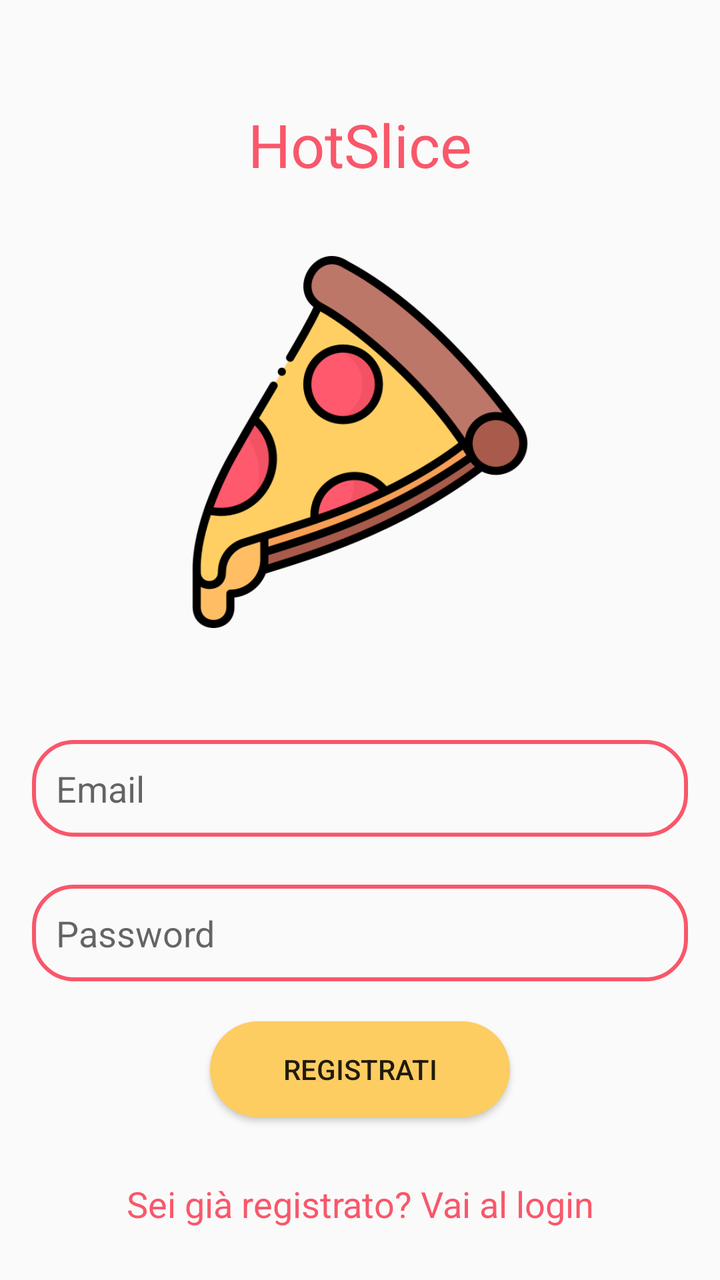
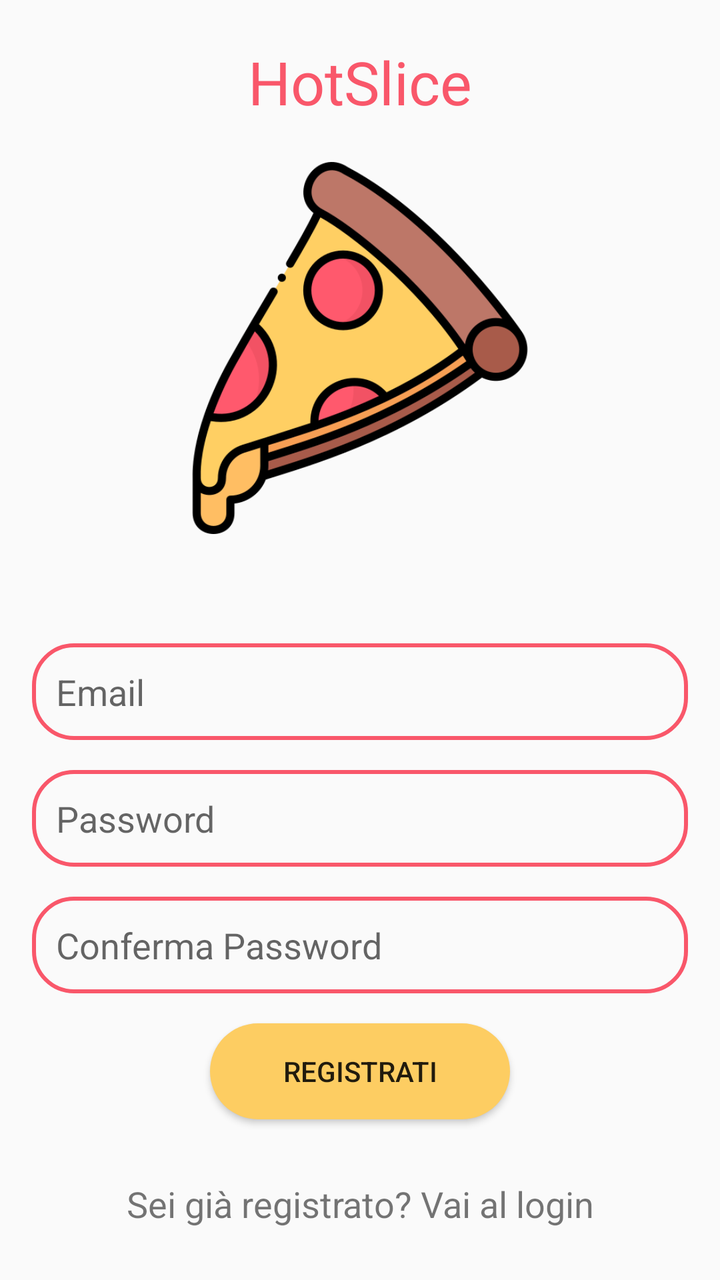

Screens rendered from an Android XML layout before and after an edit, with the pre-edit source and the edit as a unified diff.
<!-- AndroidManifest.xml: application theme Theme.HotSliceApp -->
<!-- res/layout/activity_register.xml -->
<?xml version="1.0" encoding="utf-8"?>
<FrameLayout xmlns:android="http://schemas.android.com/apk/res/android"
    xmlns:app="http://schemas.android.com/apk/res-auto"
    xmlns:tools="http://schemas.android.com/tools"
    android:layout_width="match_parent"
    android:layout_height="match_parent">


    <androidx.constraintlayout.widget.ConstraintLayout
        android:id="@+id/layoutRegister"
        android:layout_width="match_parent"
        android:layout_height="match_parent"
        android:orientation="vertical"
        android:padding="16dp"
        tools:context=".activities.DettagliProdottoActivity">

        <TextView
            android:layout_width="0dp"
            android:layout_height="wrap_content"
            android:text="HotSlice"
            android:textAlignment="center"
            android:textSize="30sp"
            android:textColor="@color/red"
            app:layout_constraintBottom_toTopOf="@+id/imageView"
            app:layout_constraintEnd_toEndOf="parent"
            app:layout_constraintStart_toStartOf="parent"
            app:layout_constraintTop_toTopOf="parent" />

        <ImageView
            android:id="@+id/imageView"
            android:layout_width="234dp"
            android:layout_height="186dp"
            android:layout_marginBottom="56dp"
            android:src="@drawable/pizzalogin"
            app:layout_constraintBottom_toTopOf="@+id/etEmail"
            app:layout_constraintEnd_toEndOf="parent"
            app:layout_constraintHorizontal_bias="0.5"
            app:layout_constraintStart_toStartOf="parent" />

        <EditText
            android:id="@+id/etEmail"
            android:layout_width="match_parent"
            android:layout_height="wrap_content"
            android:layout_marginBottom="24dp"
            android:background="@drawable/edittext_border"
            android:hint="Email"
            android:inputType="textEmailAddress"
            android:padding="12dp"
            app:layout_constraintBottom_toTopOf="@+id/etPassword"
            app:layout_constraintEnd_toEndOf="parent"
            app:layout_constraintStart_toStartOf="parent" />

        <EditText
            android:id="@+id/etPassword"
            android:layout_width="match_parent"
            android:layout_height="wrap_content"
            android:layout_marginBottom="20dp"
            android:background="@drawable/edittext_border"
            android:hint="Password"
            android:inputType="textPassword"
            android:padding="12dp"
            app:layout_constraintBottom_toTopOf="@+id/btnRegister"
            app:layout_constraintEnd_toEndOf="parent"
            app:layout_constraintHorizontal_bias="0.517"
            app:layout_constraintStart_toStartOf="parent" />

        <Button
            android:id="@+id/btnRegister"
            android:layout_width="150dp"
            android:layout_height="wrap_content"
            android:layout_marginBottom="31dp"
            android:text="Registrati"
            android:background="@drawable/custom_button"
            app:layout_constraintBottom_toTopOf="@+id/AlreadyRegisteredText"
            app:layout_constraintEnd_toEndOf="parent"
            app:layout_constraintHorizontal_bias="0.5"
            app:layout_constraintStart_toStartOf="parent" />

        <TextView
            android:id="@+id/AlreadyRegisteredText"
            android:layout_width="0dp"
            android:layout_height="wrap_content"
            android:layout_marginBottom="10dp"
            android:gravity="center"
            android:text="Sei già registrato? Vai al login"
            android:textColor="@color/red"
            android:textSize="18sp"
            app:layout_constraintBottom_toBottomOf="parent"
            app:layout_constraintEnd_toEndOf="parent"
            app:layout_constraintStart_toStartOf="parent" />

    </androidx.constraintlayout.widget.ConstraintLayout>

    
    <RelativeLayout
        android:id="@+id/layoutNoInternet"
        android:layout_width="match_parent"
        android:layout_height="match_parent"
        android:gravity="center"
        android:background="@color/grey"
        android:visibility="gone">

        <ImageView
            android:id="@+id/imageNoInternet"
            android:layout_width="45dp"
            android:layout_height="45dp"
            android:layout_centerHorizontal="true"
            android:layout_above="@id/textNoInternet"
            android:layout_marginBottom="16dp"
            android:src="@drawable/baseline_signal_wifi_connected_no_internet_4_24"
            app:tint="@color/red" />

        <TextView
            android:id="@+id/textNoInternet"
            android:layout_width="wrap_content"
            android:layout_height="wrap_content"
            android:layout_centerInParent="true"
            android:text="Nessuna connessione Internet\nconnettersi e riprovare"
            android:textAlignment="center"
            android:textColor="@android:color/black"
            android:textSize="20sp" />

    </RelativeLayout>

</FrameLayout>
<!-- resources referenced by this layout -->
<resources>
  <color name="grey">#D6D6D6</color>
  <color name="red">#F9576A</color>
  <!-- drawable baseline_signal_wifi_connected_no_internet_4_24 (drawable) -->
  <vector xmlns:android="http://schemas.android.com/apk/res/android" android:height="24dp" android:tint="#000000" android:viewportHeight="24" android:viewportWidth="24" android:width="24dp">
        
      <path android:fillColor="@color/red" android:pathData="M24,8.98C20.93,5.9 16.69,4 12,4C7.31,4 3.07,5.9 0,8.98L12,21v-9h8.99L24,8.98zM19.59,14l-2.09,2.09L15.41,14L14,15.41l2.09,2.09L14,19.59L15.41,21l2.09,-2.08L19.59,21L21,19.59l-2.08,-2.09L21,15.41L19.59,14z"/>
      
  </vector>
  <!-- drawable custom_button (drawable) -->
  <?xml version="1.0" encoding="utf-8"?>
  <shape xmlns:android="http://schemas.android.com/apk/res/android" android:shape="rectangle">
  
      <solid android:color="@color/yellow" />
      <corners android:radius="25dp" />
  </shape>
  <!-- drawable edittext_border (drawable) -->
  <?xml version="1.0" encoding="utf-8"?>
  <shape xmlns:android="http://schemas.android.com/apk/res/android"
      android:shape="rectangle">
  
      
  <stroke
  android:width="2dp"
  android:color="@color/red"/>
  
      
  <corners
  android:radius="20dp"/>
  
  </shape>
  <!-- drawable pizzalogin: png bitmap (drawable, 45768 bytes) -->
  <style name="Theme.HotSliceApp" parent="Theme.AppCompat.Light.NoActionBar">
          
          
          
          <item name="android:statusBarColor">@color/red</item>
      </style>
  <color name="yellow">#FDCD62</color>
</resources>

<!-- the commit's change to res/layout/activity_register.xml (unified diff, before → after) -->
@@ -15,62 +15,80 @@
         tools:context=".activities.DettagliProdottoActivity">
 
         <TextView
+            android:id="@+id/textView4"
             android:layout_width="0dp"
             android:layout_height="wrap_content"
+            android:layout_marginTop="10dp"
             android:text="HotSlice"
             android:textAlignment="center"
+            android:textColor="@color/red"
             android:textSize="30sp"
-            android:textColor="@color/red"
             app:layout_constraintBottom_toTopOf="@+id/imageView"
             app:layout_constraintEnd_toEndOf="parent"
+            app:layout_constraintHorizontal_bias="0.0"
             app:layout_constraintStart_toStartOf="parent"
-            app:layout_constraintTop_toTopOf="parent" />
+            app:layout_constraintTop_toTopOf="parent"
+            app:layout_constraintVertical_bias="0.296" />
 
         <ImageView
             android:id="@+id/imageView"
             android:layout_width="234dp"
             android:layout_height="186dp"
-            android:layout_marginBottom="56dp"
+            android:layout_marginTop="20dp"
+            android:layout_marginBottom="60dp"
             android:src="@drawable/pizzalogin"
             app:layout_constraintBottom_toTopOf="@+id/etEmail"
             app:layout_constraintEnd_toEndOf="parent"
-            app:layout_constraintHorizontal_bias="0.5"
-            app:layout_constraintStart_toStartOf="parent" />
+            app:layout_constraintStart_toStartOf="parent"
+            app:layout_constraintTop_toBottomOf="@+id/textView4" />
 
         <EditText
             android:id="@+id/etEmail"
             android:layout_width="match_parent"
             android:layout_height="wrap_content"
-            android:layout_marginBottom="24dp"
+            android:layout_marginBottom="15dp"
             android:background="@drawable/edittext_border"
             android:hint="Email"
             android:inputType="textEmailAddress"
             android:padding="12dp"
             app:layout_constraintBottom_toTopOf="@+id/etPassword"
             app:layout_constraintEnd_toEndOf="parent"
+            app:layout_constraintHorizontal_bias="0.0"
             app:layout_constraintStart_toStartOf="parent" />
 
         <EditText
             android:id="@+id/etPassword"
             android:layout_width="match_parent"
             android:layout_height="wrap_content"
-            android:layout_marginBottom="20dp"
+            android:layout_marginBottom="15dp"
             android:background="@drawable/edittext_border"
             android:hint="Password"
             android:inputType="textPassword"
             android:padding="12dp"
+            app:layout_constraintBottom_toTopOf="@+id/etConfermaPassword"
+            app:layout_constraintEnd_toEndOf="parent"
+            app:layout_constraintStart_toStartOf="parent" />
+
+        <EditText
+            android:id="@+id/etConfermaPassword"
+            android:layout_width="match_parent"
+            android:layout_height="wrap_content"
+            android:layout_marginBottom="15dp"
+            android:background="@drawable/edittext_border"
+            android:hint="Conferma Password"
+            android:inputType="textPassword"
+            android:padding="12dp"
             app:layout_constraintBottom_toTopOf="@+id/btnRegister"
             app:layout_constraintEnd_toEndOf="parent"
-            app:layout_constraintHorizontal_bias="0.517"
             app:layout_constraintStart_toStartOf="parent" />
 
         <Button
             android:id="@+id/btnRegister"
             android:layout_width="150dp"
             android:layout_height="wrap_content"
-            android:layout_marginBottom="31dp"
+            android:layout_marginBottom="30dp"
+            android:background="@drawable/custom_button"
             android:text="Registrati"
-            android:background="@drawable/custom_button"
             app:layout_constraintBottom_toTopOf="@+id/AlreadyRegisteredText"
             app:layout_constraintEnd_toEndOf="parent"
             app:layout_constraintHorizontal_bias="0.5"
@@ -83,7 +101,7 @@
             android:layout_marginBottom="10dp"
             android:gravity="center"
             android:text="Sei già registrato? Vai al login"
-            android:textColor="@color/red"
+
             android:textSize="18sp"
             app:layout_constraintBottom_toBottomOf="parent"
             app:layout_constraintEnd_toEndOf="parent"
